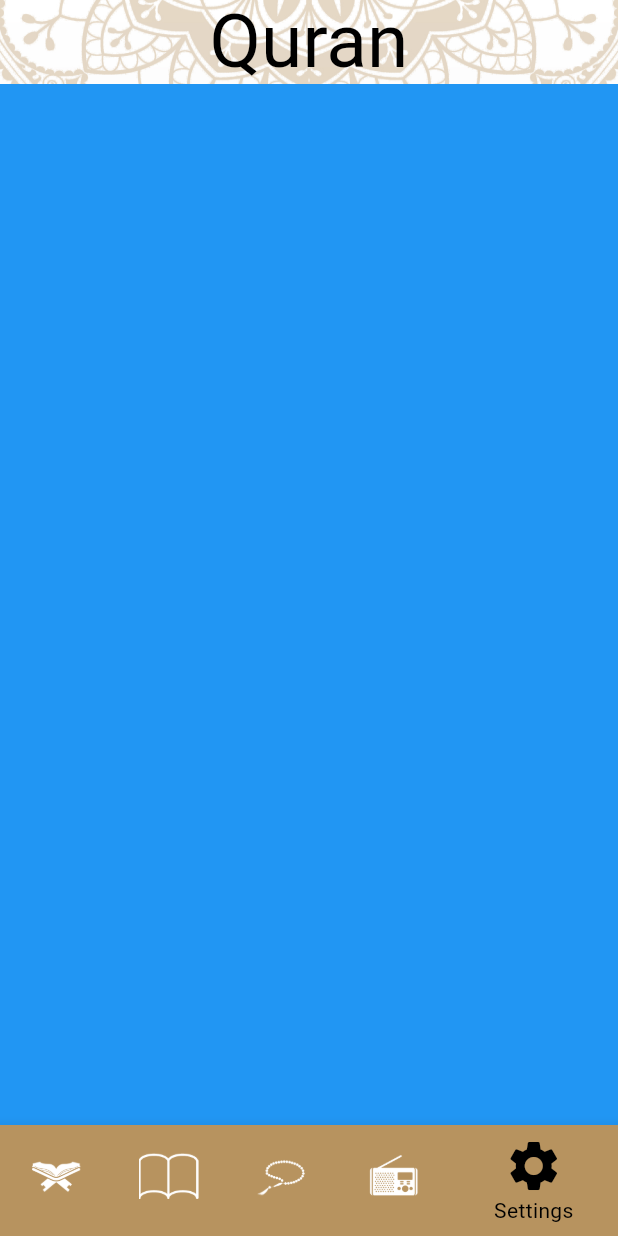
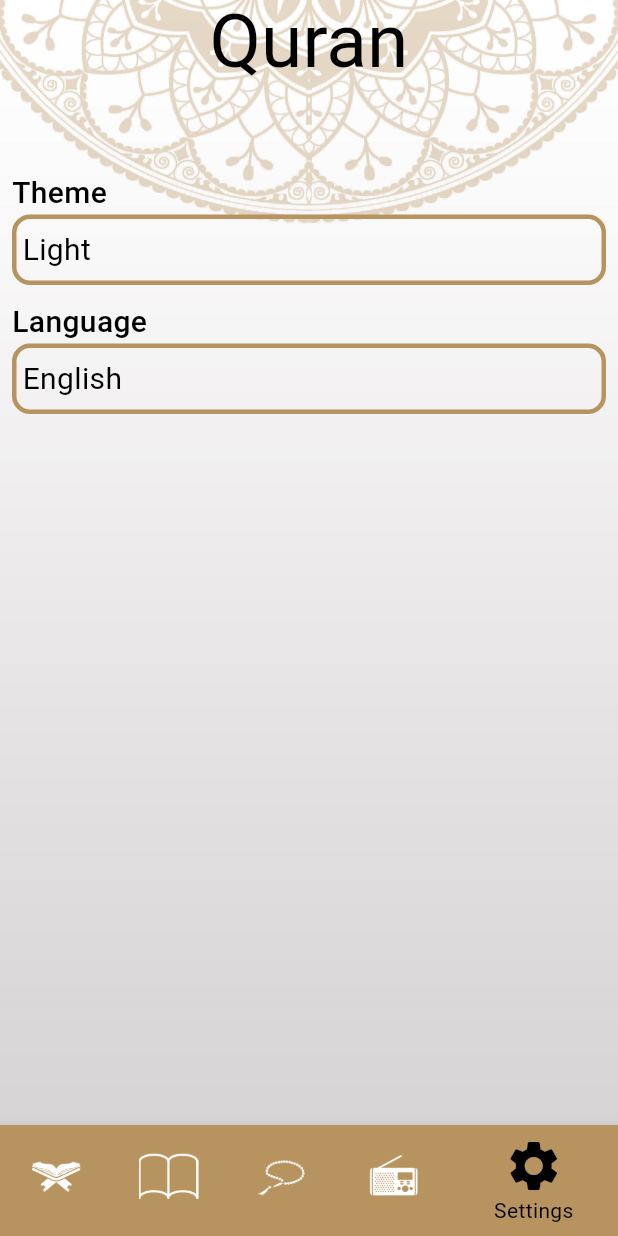
Before and after one commit to mooazhassan/quran_app, a Flutter app: the screen it shows after launch, item 5 of the bottom bar chosen, on a phone screen of 412 x 824 dp. Run offline on Flutter 3.47's test engine with Material 3 defaults, Android fonts, the phone set to English and light mode, and no system bars.

Commit message:
finished setting tab ui

```diff
--- a/lib/config/theme/my_theme.dart
+++ b/lib/config/theme/my_theme.dart
@@ -11,7 +11,7 @@ class MyTheme {
           fontWeight: FontWeight.w400, fontSize: 50, color: Colors.black),
     ),
     scaffoldBackgroundColor: Colors.transparent,
-    bottomNavigationBarTheme: BottomNavigationBarThemeData(
+    bottomNavigationBarTheme:const BottomNavigationBarThemeData(
       type: BottomNavigationBarType.fixed,
       selectedItemColor: Colors.black,
       unselectedItemColor: Colors.white,
@@ -19,7 +19,17 @@ class MyTheme {
       showUnselectedLabels: false,
       backgroundColor: ColorsManger.goldColor,
     ),
-    textTheme: TextTheme(
+    bottomSheetTheme: const BottomSheetThemeData(
+      backgroundColor: ColorsManger.goldColor,
+      shape: RoundedRectangleBorder(
+        borderRadius: BorderRadius.only(
+          topLeft: Radius.circular(12),
+          topRight: Radius.circular(12),
+        ),
+      ),
+      elevation: 20,
+    ),
+    textTheme:const TextTheme(
       labelMedium: TextStyle(
         fontSize: 21,
         fontWeight: FontWeight.w500,
@@ -30,6 +40,8 @@ class MyTheme {
         fontWeight: FontWeight.w600,
         color: Color(0xff242424),
       ),
+      bodyLarge: TextStyle(
+          fontSize: 25, fontWeight: FontWeight.w500, color: Colors.black),
     ),
     cardTheme: CardTheme(
       margin: EdgeInsets.symmetric(horizontal: 8, vertical: 8),
--- a/lib/presentation/screens/home/tabs/settings_tab/settings_tab.dart
+++ b/lib/presentation/screens/home/tabs/settings_tab/settings_tab.dart
@@ -1,12 +1,84 @@
 import 'package:flutter/material.dart';
+import 'package:quran_app/core/colors_manger.dart';
+import 'package:quran_app/presentation/screens/home/tabs/settings_tab/widgets/language_bottom_sheet.dart';
+import 'package:quran_app/presentation/screens/home/tabs/settings_tab/widgets/theme_bottom_sheet.dart';
 
 class SettingsTab extends StatelessWidget {
   const SettingsTab({super.key});
 
   @override
   Widget build(BuildContext context) {
-    return Container(
-      color: Colors.blue,
+    return Padding(
+      padding: const EdgeInsets.all(8.0),
+      child: Column(
+        crossAxisAlignment: CrossAxisAlignment.stretch,
+        children: [
+          SizedBox(
+            height: 50,
+          ),
+          Text(
+            'Theme',
+            style: TextStyle(
+                fontSize: 20, fontWeight: FontWeight.w500, color: Colors.black),
+          ),
+          InkWell(
+            onTap: () {
+              showThemeBottomSheet(context);
+            },
+            child: Container(
+              padding: EdgeInsets.symmetric(horizontal: 4, vertical: 6),
+              decoration: BoxDecoration(
+                borderRadius: BorderRadius.circular(12),
+                border: Border.all(color: ColorsManger.goldColor, width: 3),
+              ),
+              child: Text(
+                'Light',
+                style: TextStyle(
+                    fontSize: 20,
+                    fontWeight: FontWeight.w400,
+                    color: Colors.black),
+              ),
+            ),
+          ),
+          SizedBox(
+            height: 10,
+          ),
+          Text(
+            'Language',
+            style: TextStyle(
+                fontSize: 20, fontWeight: FontWeight.w500, color: Colors.black),
+          ),
+          InkWell(
+            onTap: () {
+           showLanguageBottomSheet(context);
+            },
+            child: Container(
+              padding: EdgeInsets.symmetric(horizontal: 4, vertical: 6),
+              decoration: BoxDecoration(
+                borderRadius: BorderRadius.circular(12),
+                border: Border.all(color: ColorsManger.goldColor, width: 3),
+              ),
+              child: Text(
+                'English',
+                style: TextStyle(
+                    fontSize: 20,
+                    fontWeight: FontWeight.w400,
+                    color: Colors.black),
+              ),
+            ),
+          ),
+        ],
+      ),
     );
   }
+
+  void showThemeBottomSheet(context) {
+    showModalBottomSheet(
+        context: context, builder: (context) => ThemeBottomSheet());
+  }
+
+  void showLanguageBottomSheet(context) {
+    showModalBottomSheet(
+        context: context, builder: (context) => LanguageBottomSheet());
+  }
 }
```
Also changed, not shown: lib/presentation/screens/home/tabs/settings_tab/widgets/language_bottom_sheet.dart (added, +58 -0 lines), lib/presentation/screens/home/tabs/settings_tab/widgets/theme_bottom_sheet.dart (added, +58 -0 lines).
